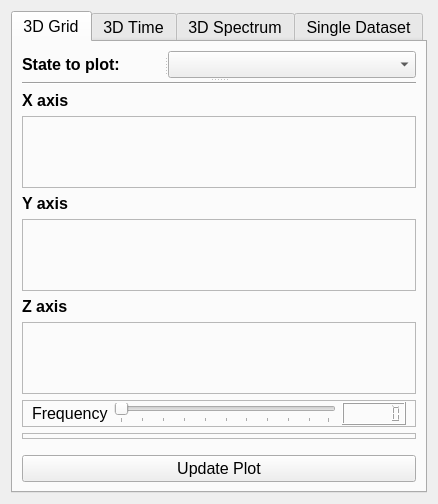
First picture: the form in CuNODE/gui/resources/widgets/qtdesigner/plot_controller.ui, repository ccam80/CuNODE, before the edit.
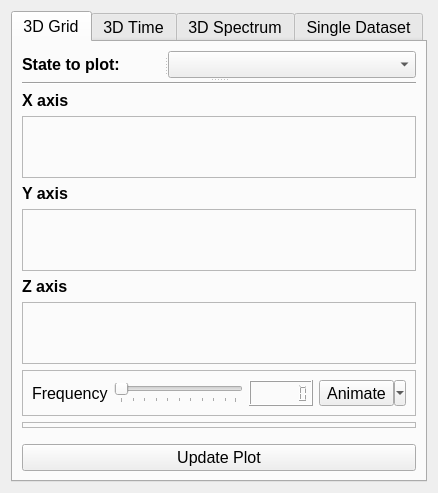
Second picture: the form after the edit. The open tabs and pages were chosen to show the change. Custom widgets are drawn as their Qt base class.

Commit message: Pyvista working and animation running for 3d plots - no single state work done yet. A lot of work to go before it's usable.

The edit to the form file:
```diff
--- a/CuNODE/gui/resources/widgets/qtdesigner/plot_controller.ui
+++ b/CuNODE/gui/resources/widgets/qtdesigner/plot_controller.ui
@@ -6,8 +6,8 @@
    <rect>
     <x>0</x>
     <y>0</y>
-    <width>428</width>
-    <height>504</height>
+    <width>427</width>
+    <height>493</height>
    </rect>
   </property>
   <property name="sizePolicy">
@@ -283,13 +283,7 @@
          <property name="frameShadow">
           <enum>QFrame::Shadow::Raised</enum>
          </property>
-         <layout class="QHBoxLayout" name="horizontalLayout_2">
-          <property name="topMargin">
-           <number>1</number>
-          </property>
-          <property name="bottomMargin">
-           <number>1</number>
-          </property>
+         <layout class="QHBoxLayout" name="horizontalLayout">
           <item>
            <widget class="QLabel" name="frequency_l">
             <property name="font">
@@ -316,6 +310,14 @@
           </item>
           <item>
            <widget class="QLCDNumber" name="currentFrequency_l">
+            <property name="font">
+             <font>
+              <pointsize>16</pointsize>
+              <bold>true</bold>
+              <strikeout>false</strikeout>
+              <kerning>true</kerning>
+             </font>
+            </property>
             <property name="smallDecimalPoint">
              <bool>true</bool>
             </property>
@@ -327,6 +329,25 @@
             </property>
            </widget>
           </item>
+          <item>
+           <widget class="QToolButton" name="freqAnimateGrid3d_b">
+            <property name="text">
+             <string>Animate</string>
+            </property>
+            <property name="popupMode">
+             <enum>QToolButton::ToolButtonPopupMode::MenuButtonPopup</enum>
+            </property>
+            <property name="toolButtonStyle">
+             <enum>Qt::ToolButtonStyle::ToolButtonTextBesideIcon</enum>
+            </property>
+            <property name="autoRaise">
+             <bool>false</bool>
+            </property>
+            <property name="arrowType">
+             <enum>Qt::ArrowType::NoArrow</enum>
+            </property>
+           </widget>
+          </item>
          </layout>
         </widget>
        </item>
@@ -976,13 +997,7 @@
          <property name="frameShadow">
           <enum>QFrame::Shadow::Raised</enum>
          </property>
-         <layout class="QHBoxLayout" name="horizontalLayout_5">
-          <property name="topMargin">
-           <number>1</number>
-          </property>
-          <property name="bottomMargin">
-           <number>1</number>
-          </property>
+         <layout class="QHBoxLayout" name="horizontalLayout_2" stretch="1,1,0,1">
           <item>
            <widget class="QLabel" name="fixedParamSpec_l">
             <property name="font">
@@ -1522,6 +1537,11 @@
     <slot>clear_variable_list()</slot>
    </slots>
   </customwidget>
+  <customwidget>
+   <class>floatLineEdit</class>
+   <extends>QLineEdit</extends>
+   <header>gui/resources/widgets/floatLineEdit.h</header>
+  </customwidget>
  </customwidgets>
  <resources/>
  <connections>
```
Left out of the diff: 243 changed lines with no effect on the pictures. The commit also changes 65 other files.
